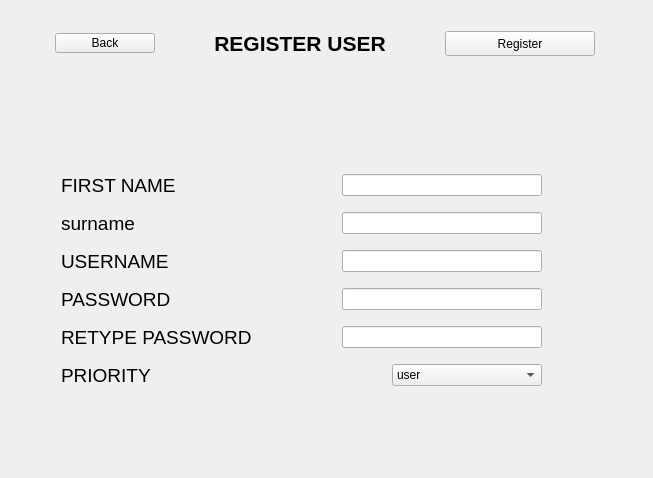
LukaszRams/WorkTimer, file applications/frames/register.ui: the form before one commit.
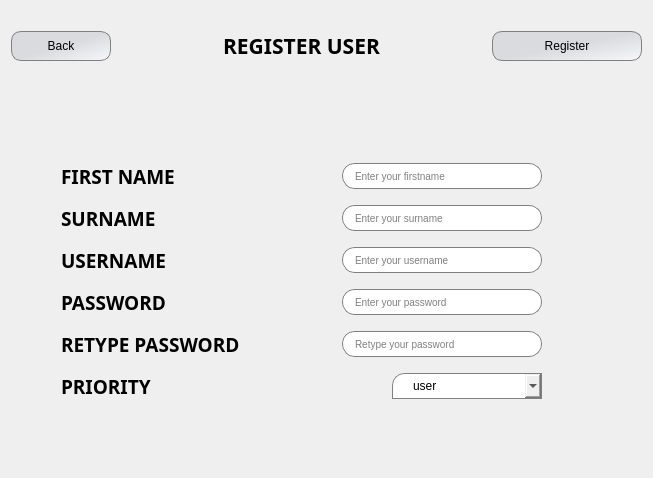
The form after the commit.

Patch:
```diff
--- a/applications/frames/register.ui
+++ b/applications/frames/register.ui
@@ -26,17 +26,62 @@
       <layout class="QHBoxLayout" name="horizontalLayout">
        <item>
         <widget class="QPushButton" name="Back">
+         <property name="sizePolicy">
+          <sizepolicy hsizetype="Minimum" vsizetype="Fixed">
+           <horstretch>0</horstretch>
+           <verstretch>0</verstretch>
+          </sizepolicy>
+         </property>
+         <property name="minimumSize">
+          <size>
+           <width>100</width>
+           <height>30</height>
+          </size>
+         </property>
          <property name="maximumSize">
           <size>
            <width>100</width>
-           <height>20</height>
+           <height>30</height>
           </size>
          </property>
+         <property name="styleSheet">
+          <string notr="true">QPushButton {
+	 border: 1px solid gray;
+    border-radius: 10px;
+    background-color: qlineargradient(x1: 0.5, y1: 0.5, x2: 1, y2: 1, stop: 0 #dadbde, stop: 1 #f6f7fa);
+}
+QPushButton:default {
+	border: 2px solid gray;
+	border-radius: 10px;
+    background-color: qlineargradient(x1: 0.5, y1: 0.5, x2: 1, y2: 1, stop: 0 #dadbde, stop: 1 #f6f7fa);
+}
+QPushButton:hover {
+	border: 1px solid gray;
+    background-color: qlineargradient(x1: 0, y1: 0, x2: 0, y2: 1, stop: 0 #f6f7fa, stop: 1 #dadbde);
+}
+QPushButton:pressed {
+	border: 1px solid gray;
+    background-color: qlineargradient(x1: 0, y1: 0, x2: 0, y2: 1, stop: 0 #dadbde, stop: 1 #f6f7fa);
+}</string>
+         </property>
          <property name="text">
           <string>Back</string>
          </property>
         </widget>
        </item>
+       <item>
+        <spacer name="horizontalSpacer">
+         <property name="orientation">
+          <enum>Qt::Horizontal</enum>
+         </property>
+         <property name="sizeHint" stdset="0">
+          <size>
+           <width>40</width>
+           <height>20</height>
+          </size>
+         </property>
+        </spacer>
+       </item>
        <item>
         <widget class="QLabel" name="label">
          <property name="sizePolicy">
@@ -53,6 +98,7 @@
          </property>
          <property name="font">
           <font>
+           <family>Segoe Print</family>
            <pointsize>16</pointsize>
            <weight>75</weight>
            <bold>true</bold>
@@ -66,14 +112,53 @@
          </property>
         </widget>
        </item>
+       <item>
+        <spacer name="horizontalSpacer_2">
+         <property name="orientation">
+          <enum>Qt::Horizontal</enum>
+         </property>
+         <property name="sizeHint" stdset="0">
+          <size>
+           <width>40</width>
+           <height>20</height>
+          </size>
+         </property>
+        </spacer>
+       </item>
        <item>
         <widget class="QPushButton" name="Register">
+         <property name="minimumSize">
+          <size>
+           <width>150</width>
+           <height>30</height>
+          </size>
+         </property>
          <property name="maximumSize">
           <size>
            <width>150</width>
            <height>30</height>
           </size>
          </property>
+         <property name="styleSheet">
+          <string notr="true">QPushButton {
+	 border: 1px solid gray;
+    border-radius: 10px;
+    background-color: qlineargradient(x1: 0.5, y1: 0.5, x2: 1, y2: 1, stop: 0 #dadbde, stop: 1 #f6f7fa);
+}
+QPushButton:default {
+	border: 2px solid gray;
+	border-radius: 10px;
+    background-color: qlineargradient(x1: 0.5, y1: 0.5, x2: 1, y2: 1, stop: 0 #dadbde, stop: 1 #f6f7fa);
+}
+QPushButton:hover {
+	border: 1px solid gray;
+    background-color: qlineargradient(x1: 0, y1: 0, x2: 0, y2: 1, stop: 0 #f6f7fa, stop: 1 #dadbde);
+}
+QPushButton:pressed {
+	border: 1px solid gray;
+    background-color: qlineargradient(x1: 0, y1: 0, x2: 0, y2: 1, stop: 0 #dadbde, stop: 1 #f6f7fa);
+}</string>
+         </property>
          <property name="text">
           <string>Register</string>
          </property>
@@ -85,6 +170,7 @@
       <widget class="QLabel" name="label_2">
        <property name="font">
         <font>
+         <family>Segoe Print</family>
          <pointsize>12</pointsize>
         </font>
        </property>
@@ -99,7 +185,7 @@
         <number>50</number>
        </property>
        <property name="topMargin">
-        <number>70</number>
+        <number>50</number>
        </property>
        <property name="rightMargin">
         <number>100</number>
@@ -108,24 +194,63 @@
         <widget class="QLabel" name="first_name">
          <property name="font">
           <font>
+           <family>Segoe Print</family>
            <pointsize>14</pointsize>
-           <weight>50</weight>
-           <bold>false</bold>
+           <weight>75</weight>
+           <bold>true</bold>
           </font>
          </property>
          <property name="text">
-          <string>FIRST NAME           </string>
+          <string>FIRST NAME</string>
          </property>
         </widget>
        </item>
+       <item>
+        <spacer name="horizontalSpacer_3">
+         <property name="orientation">
+          <enum>Qt::Horizontal</enum>
+         </property>
+         <property name="sizeHint" stdset="0">
+          <size>
+           <width>40</width>
+           <height>20</height>
+          </size>
+         </property>
+        </spacer>
+       </item>
        <item>
         <widget class="QLineEdit" name="I_first_name">
+         <property name="minimumSize">
+          <size>
+           <width>200</width>
+           <height>26</height>
+          </size>
+         </property>
          <property name="maximumSize">
           <size>
            <width>200</width>
-           <height>16777215</height>
+           <height>26</height>
           </size>
          </property>
+         <property name="styleSheet">
+          <string notr="true">QLineEdit{
+	border: 1px solid gray;
+    border-radius: 13px;
+    padding: 0 10px;
+    font-size: 10px;
+    selection-background-color: darkgray;
+	font: 10pt &quot;Segoe Print&quot;;
+}
+QLineEdit:hover{
+	border: 2px solid blue;
+}
+QLineEdit:focus{
+	border: 1px solid blue;
+}</string>
+         </property>
+         <property name="placeholderText">
+          <string>Enter your firstname</string>
+         </property>
         </widget>
        </item>
       </layout>
@@ -142,24 +267,63 @@
         <widget class="QLabel" name="surname">
          <property name="font">
           <font>
+           <family>Segoe Print</family>
            <pointsize>14</pointsize>
-           <weight>50</weight>
-           <bold>false</bold>
+           <weight>75</weight>
+           <bold>true</bold>
           </font>
          </property>
          <property name="text">
-          <string>surname             </string>
+          <string>SURNAME</string>
          </property>
         </widget>
        </item>
+       <item>
+        <spacer name="horizontalSpacer_4">
+         <property name="orientation">
+          <enum>Qt::Horizontal</enum>
+         </property>
+         <property name="sizeHint" stdset="0">
+          <size>
+           <width>40</width>
+           <height>20</height>
+          </size>
+         </property>
+        </spacer>
+       </item>
        <item>
         <widget class="QLineEdit" name="I_surname">
+         <property name="minimumSize">
+          <size>
+           <width>200</width>
+           <height>26</height>
+          </size>
+         </property>
          <property name="maximumSize">
           <size>
            <width>200</width>
-           <height>16777215</height>
+           <height>26</height>
           </size>
          </property>
+         <property name="styleSheet">
+          <string notr="true">QLineEdit{
+	border: 1px solid gray;
+    border-radius: 13px;
+    padding: 0 10px;
+    font-size: 10px;
+    selection-background-color: darkgray;
+	font: 10pt &quot;Segoe Print&quot;;
+}
+QLineEdit:hover{
+	border: 2px solid blue;
+}
+QLineEdit:focus{
+	border: 1px solid blue;
+}</string>
+         </property>
+         <property name="placeholderText">
+          <string>Enter your surname</string>
+         </property>
         </widget>
        </item>
       </layout>
@@ -176,24 +340,70 @@
         <widget class="QLabel" name="username">
          <property name="font">
           <font>
+           <family>Segoe Print</family>
            <pointsize>14</pointsize>
-           <weight>50</weight>
-           <bold>false</bold>
+           <weight>75</weight>
+           <bold>true</bold>
           </font>
          </property>
          <property name="text">
-          <string>USERNAME            </string>
+          <string>USERNAME</string>
          </property>
         </widget>
        </item>
+       <item>
+        <spacer name="horizontalSpacer_5">
+         <property name="orientation">
+          <enum>Qt::Horizontal</enum>
+         </property>
+         <property name="sizeHint" stdset="0">
+          <size>
+           <width>40</width>
+           <height>20</height>
+          </size>
+         </property>
+        </spacer>
+       </item>
        <item>
         <widget class="QLineEdit" name="l_username">
+         <property name="minimumSize">
+          <size>
+           <width>200</width>
+           <height>26</height>
+          </size>
+         </property>
          <property name="maximumSize">
           <size>
            <width>200</width>
-           <height>16777215</height>
+           <height>26</height>
           </size>
          </property>
+         <property name="toolTip">
+          <string>The user name must start with a letter 
+and may only consist of letters,
+numbers and an underscore character.
+Letters are case-sensitive
+The minimum length is four characters</string>
+         </property>
+         <property name="styleSheet">
+          <string notr="true">QLineEdit{
+	border: 1px solid gray;
+    border-radius: 13px;
+    padding: 0 10px;
+    font-size: 10px;
+    selection-background-color: darkgray;
+	font: 10pt &quot;Segoe Print&quot;;
+}
+QLineEdit:hover{
+	border: 2px solid blue;
+}
+QLineEdit:focus{
+	border: 1px solid blue;
+}</string>
+         </property>
+         <property name="placeholderText">
+          <string>Enter your username</string>
+         </property>
         </widget>
        </item>
       </layout>
@@ -213,27 +423,71 @@
         <widget class="QLabel" name="pwd">
          <property name="font">
           <font>
+           <family>Segoe Print</family>
            <pointsize>14</pointsize>
-           <weight>50</weight>
-           <bold>false</bold>
+           <weight>75</weight>
+           <bold>true</bold>
           </font>
          </property>
          <property name="text">
-          <string>PASSWORD            </string>
+          <string>PASSWORD</string>
          </property>
         </widget>
        </item>
+       <item>
+        <spacer name="horizontalSpacer_6">
+         <property name="orientation">
+          <enum>Qt::Horizontal</enum>
+         </property>
+         <property name="sizeHint" stdset="0">
+          <size>
+           <width>40</width>
+           <height>20</height>
+          </size>
+         </property>
+        </spacer>
+       </item>
        <item>
         <widget class="QLineEdit" name="l_password">
+         <property name="minimumSize">
+          <size>
+           <width>200</width>
+           <height>26</height>
+          </size>
+         </property>
          <property name="maximumSize">
           <size>
            <width>200</width>
-           <height>16777215</height>
+           <height>26</height>
           </size>
          </property>
+         <property name="toolTip">
+          <string>The password must contain at least one lowercase letter,
+a capital letter, a number, a special character (!@#$%^&amp;*?)
+and must have at least 8 characters</string>
+         </property>
+         <property name="styleSheet">
+          <string notr="true">QLineEdit{
+	border: 1px solid gray;
+    border-radius: 13px;
+    padding: 0 10px;
+    font-size: 10px;
+    selection-background-color: darkgray;
+	font: 10pt &quot;Segoe Print&quot;;
+}
+QLineEdit:hover{
+	border: 2px solid blue;
+}
+QLineEdit:focus{
+	border: 1px solid blue;
+}</string>
+         </property>
          <property name="echoMode">
           <enum>QLineEdit::Password</enum>
          </property>
+         <property name="placeholderText">
+          <string>Enter your password</string>
+         </property>
         </widget>
        </item>
       </layout>
@@ -250,9 +504,10 @@
         <widget class="QLabel" name="re_pwd">
          <property name="font">
           <font>
+           <family>Segoe Print</family>
            <pointsize>14</pointsize>
-           <weight>50</weight>
-           <bold>false</bold>
+           <weight>75</weight>
+           <bold>true</bold>
           </font>
          </property>
          <property name="text">
@@ -260,17 +515,60 @@
          </property>
         </widget>
        </item>
+       <item>
+        <spacer name="horizontalSpacer_7">
+         <property name="orientation">
+          <enum>Qt::Horizontal</enum>
+         </property>
+         <property name="sizeHint" stdset="0">
+          <size>
+           <width>40</width>
+           <height>20</height>
+          </size>
+         </property>
+        </spacer>
+       </item>
        <item>
         <widget class="QLineEdit" name="l_re_password">
+         <property name="minimumSize">
+          <size>
+           <width>200</width>
+           <height>26</height>
+          </size>
+         </property>
          <property name="maximumSize">
           <size>
            <width>200</width>
-           <height>16777215</height>
+           <height>26</height>
           </size>
          </property>
+         <property name="toolTip">
+          <string>The password must contain at least one lowercase letter,
+a capital letter, a number, a special character (!@#$%^&amp;*?)
+and must have at least 8 characters</string>
+         </property>
+         <property name="styleSheet">
+          <string notr="true">QLineEdit{
+	border: 1px solid gray;
+    border-radius: 13px;
+    padding: 0 10px;
+    font-size: 10px;
+    selection-background-color: darkgray;
+	font: 10pt &quot;Segoe Print&quot;;
+}
+QLineEdit:hover{
+	border: 2px solid blue;
+}
+QLineEdit:focus{
+	border: 1px solid blue;
+}</string>
+         </property>
          <property name="echoMode">
           <enum>QLineEdit::Password</enum>
          </property>
+         <property name="placeholderText">
+          <string>Retype your password</string>
+         </property>
         </widget>
        </item>
       </layout>
@@ -287,24 +585,72 @@
         <widget class="QLabel" name="priority">
          <property name="font">
           <font>
+           <family>Segoe Print</family>
            <pointsize>14</pointsize>
-           <weight>50</weight>
-           <bold>false</bold>
+           <weight>75</weight>
+           <bold>true</bold>
           </font>
          </property>
          <property name="text">
-          <string>PRIORITY            </string>
+          <string>PRIORITY</string>
          </property>
         </widget>
        </item>
+       <item>
+        <spacer name="horizontalSpacer_8">
+         <property name="orientation">
+          <enum>Qt::Horizontal</enum>
+         </property>
+         <property name="sizeHint" stdset="0">
+          <size>
+           <width>40</width>
+           <height>20</height>
+          </size>
+         </property>
+        </spacer>
+       </item>
        <item>
         <widget class="QComboBox" name="l_priority">
+         <property name="minimumSize">
+          <size>
+           <width>150</width>
+           <height>26</height>
+          </size>
+         </property>
          <property name="maximumSize">
           <size>
            <width>150</width>
-           <height>16777215</height>
+           <height>26</height>
           </size>
          </property>
+         <property name="styleSheet">
+          <string notr="true">QComboBox {
+    border: 1px solid gray;
+    border-top-left-radius: 13px;
+    border-bottom-left-radius: 0px;
+    border-top-right-radius: 0px;
+    border-bottom-right-radius: 0px;
+	padding: 0 20px;
+	
+	font: 10pt &quot;Segoe Print&quot;;
+}
+
+QComboBox:hover{
+	border: 2px solid blue;
+}
+QComboBox:focus{
+	border: 1px solid blue;
+}
+
+QComboBox:on {
+    padding-top: 3px;
+    padding-left: 4px;
+}
+</string>
+         </property>
+         <property name="currentText">
+          <string>user</string>
+         </property>
          <item>
           <property name="text">
            <string>user</string>
```
